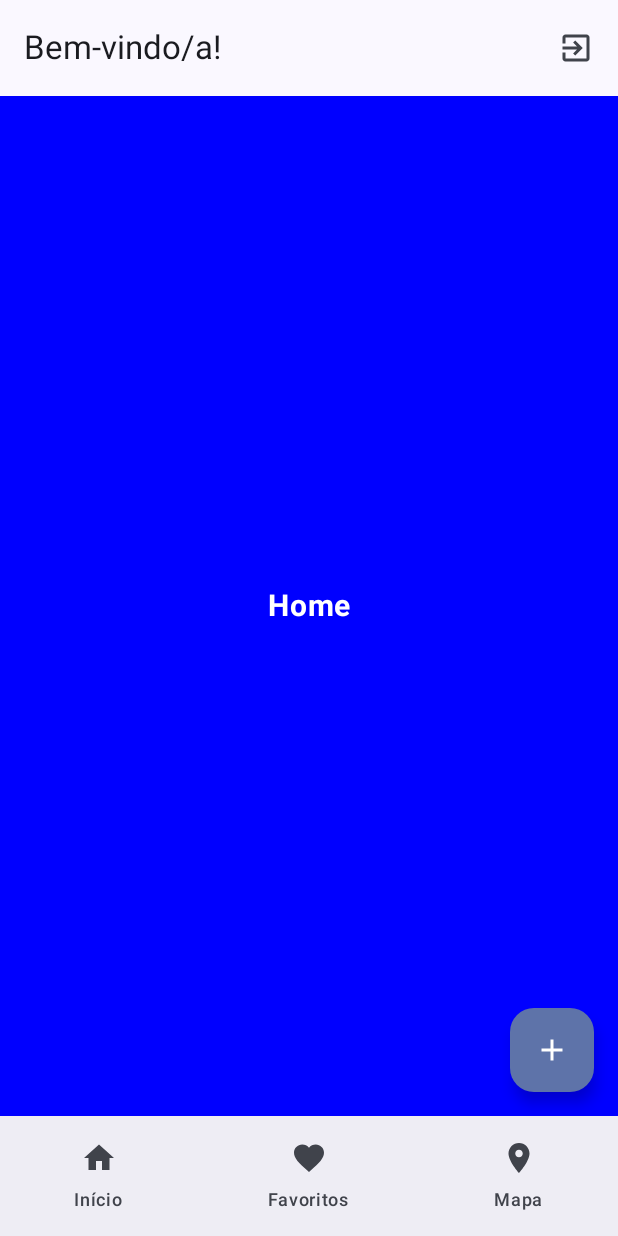
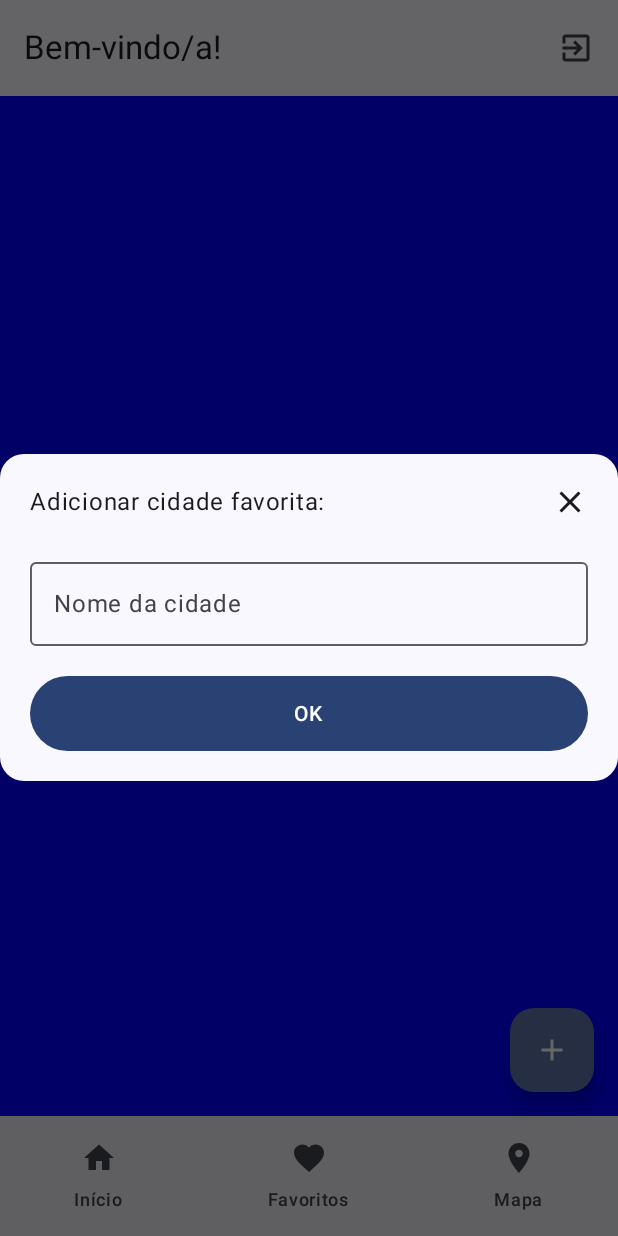
Before and after one commit to al1-yz/WeatherApp, an Android app built with Jetpack Compose: the MainActivity screen opened directly, with no data from a screen before it, after a tap on "Adicionar", on a phone screen of 412 x 824 dp. Run offline under Robolectric (Android 15) with nearby library versions, the phone set to English and light mode, and no system bars.

Commit message:
[Mobile - Pratica 3] - add city dialog to add favorite cities (Parte 3)

```diff
--- a/app/src/main/java/com/example/weatherapp/MainActivity.kt
+++ b/app/src/main/java/com/example/weatherapp/MainActivity.kt
@@ -17,8 +17,13 @@ import androidx.compose.material3.IconButton
 import androidx.compose.material3.Scaffold
 import androidx.compose.material3.Text
 import androidx.compose.material3.TopAppBar
+import androidx.compose.runtime.getValue
+import androidx.compose.runtime.mutableStateOf
+import androidx.compose.runtime.remember
+import androidx.compose.runtime.setValue
 import androidx.compose.ui.Modifier
 import androidx.navigation.compose.rememberNavController
+import com.example.weatherapp.ui.CityDialog
 import com.example.weatherapp.ui.nav.BottomNavBar
 import com.example.weatherapp.ui.nav.BottomNavItem
 import com.example.weatherapp.ui.nav.MainNavHost
@@ -32,7 +37,14 @@ class MainActivity : ComponentActivity() {
         setContent {
             val navController = rememberNavController()
             val viewModel : MainViewModel by viewModels()
+            var showDialog by remember { mutableStateOf(false) }
             WeatherAppTheme {
+                if (showDialog) CityDialog(
+                    onDismiss = { showDialog = false },
+                    onConfirm = { city ->
+                        if (city.isNotBlank()) viewModel.add(city)
+                        showDialog = false
+                    })
                 Scaffold(
                     topBar = {
                         TopAppBar(
@@ -57,7 +69,7 @@ class MainActivity : ComponentActivity() {
                         BottomNavBar(navController = navController, items)
                     },
                     floatingActionButton = {
-                        FloatingActionButton(onClick = { }) {
+                        FloatingActionButton(onClick = { showDialog = true }) {
                             Icon(Icons.Default.Add, contentDescription = "Adicionar")
                         }
                     }
--- a/app/src/main/java/com/example/weatherapp/MainViewModel.kt
+++ b/app/src/main/java/com/example/weatherapp/MainViewModel.kt
@@ -14,7 +14,10 @@ class MainViewModel : ViewModel() {
     }
 
     fun add(name: String) {
-        _cities.add(City(name = name))
+        // A ListPage usa o nome como key do LazyColumn: nomes repetidos derrubam o app.
+        if (_cities.none { it.name == name }) {
+            _cities.add(City(name = name))
+        }
     }
 }
 
--- /dev/null
+++ b/app/src/main/java/com/example/weatherapp/ui/CityDialog.kt
@@ -0,0 +1,58 @@
+package com.example.weatherapp.ui
+
+import androidx.compose.foundation.clickable
+import androidx.compose.foundation.layout.Arrangement
+import androidx.compose.foundation.layout.Column
+import androidx.compose.foundation.layout.Row
+import androidx.compose.foundation.layout.Spacer
+import androidx.compose.foundation.layout.fillMaxWidth
+import androidx.compose.foundation.layout.height
+import androidx.compose.foundation.layout.padding
+import androidx.compose.foundation.shape.RoundedCornerShape
+import androidx.compose.material.icons.Icons
+import androidx.compose.material.icons.filled.Close
+import androidx.compose.material3.Button
+import androidx.compose.material3.Icon
+import androidx.compose.material3.OutlinedTextField
+import androidx.compose.material3.Surface
+import androidx.compose.material3.Text
+import androidx.compose.runtime.Composable
+import androidx.compose.runtime.mutableStateOf
+import androidx.compose.runtime.remember
+import androidx.compose.ui.Alignment
+import androidx.compose.ui.Modifier
+import androidx.compose.ui.unit.dp
+import androidx.compose.ui.window.Dialog
+
+@Composable
+fun CityDialog(onDismiss: () -> Unit, onConfirm: (city: String) -> Unit) {
+    val cityName = remember { mutableStateOf("") }
+
+    Dialog(onDismissRequest = { onDismiss() } ) {
+        Surface( shape = RoundedCornerShape(16.dp) ) {
+            Column(modifier = Modifier.padding(20.dp)) {
+                Row(
+                    modifier = Modifier.fillMaxWidth(),
+                    horizontalArrangement = Arrangement.SpaceBetween,
+                    verticalAlignment = Alignment.CenterVertically
+                ) {
+                    Text(text = "Adicionar cidade favorita:")
+                    Icon(imageVector = Icons.Filled.Close,
+                        contentDescription = "",
+                        modifier = Modifier.clickable { onDismiss() })
+                }
+                Spacer(modifier = Modifier.height(20.dp))
+                OutlinedTextField(
+                    modifier = Modifier.fillMaxWidth(),
+                    label = { Text(text = "Nome da cidade") },
+                    value = cityName.value,
+                    onValueChange = { cityName.value = it })
+                Spacer(modifier = Modifier.height(20.dp))
+                Button(
+                    onClick = { onConfirm(cityName.value) },
+                    modifier = Modifier.fillMaxWidth().height(50.dp)
+                ) { Text(text = "OK") }
+            }
+        }
+    }
+}
```
